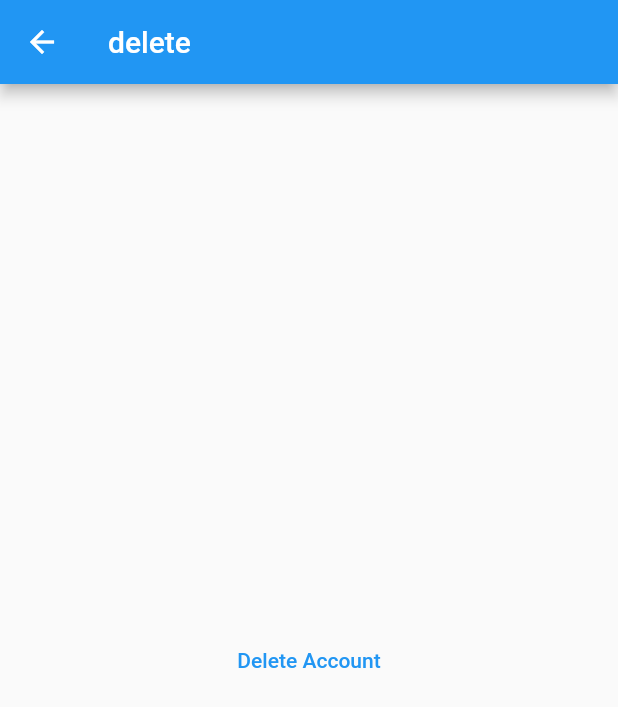
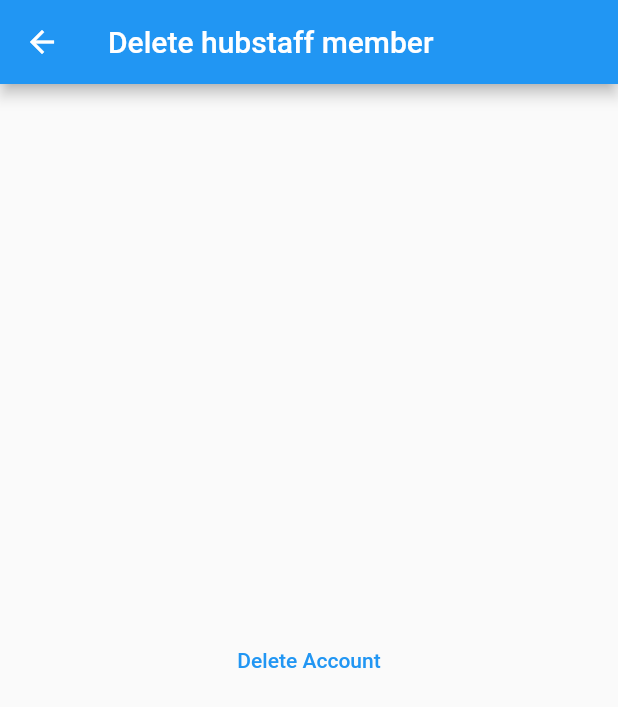
Before and after one commit to Gudar-Devs/hubstaff-client-reporter, a Flutter app: the PopUpDelete screen opened directly, on a phone screen of 412 x 824 dp. Shown: the top 707 px of the screen. Run offline on Flutter 3.47's test engine with Material 2 defaults, Android fonts, the phone set to English and light mode, and no system bars; our stand-ins replace flutter_screenutil, get.

Commit message:
fix: popup modal label fixed

```diff
--- a/lib/app/widgets/popup.dart
+++ b/lib/app/widgets/popup.dart
@@ -9,7 +9,7 @@
   @override
   Widget build(BuildContext context) {
     return Scaffold(
-      appBar: AppBar(title: Text('delete'),),
+      appBar: AppBar(title: Text('Delete hubstaff member'),),
       body: Center(
         child: TextButton(onPressed: () => Get.defaultDialog(
                 title: "Delete Account",
```
